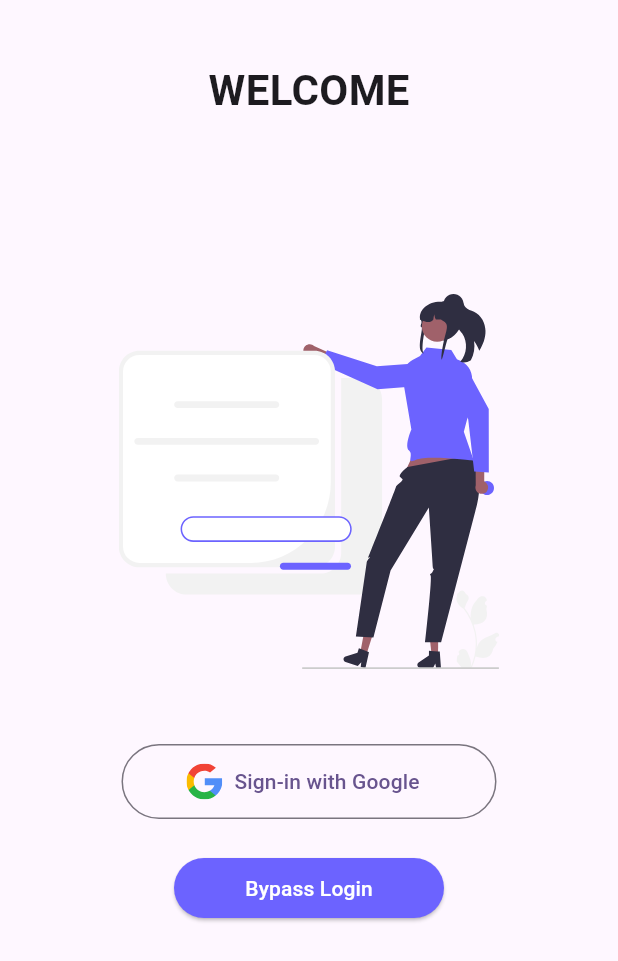
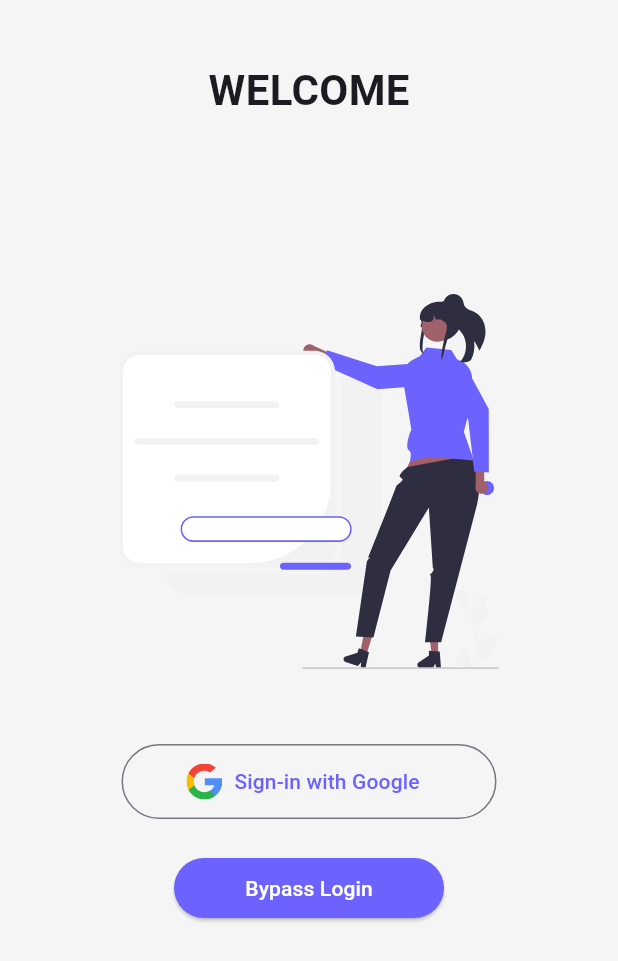
Before and after one commit to VIVIDRON/ace_broadcast, a Flutter app: the screen it shows after launch, after a tap on "Student?", on a phone screen of 412 x 824 dp. Shown: the top 961 px of the screen. Run offline on Flutter 3.47's test engine with Material 3 defaults, Android fonts, the phone set to English and light mode, and no system bars; our stand-ins replace firebase_auth, firebase_core, flutter_svg, google_nav_bar, google_sign_in; accounts and stored records are empty; network calls fail.

Commit message:
main: Add a background color

```diff
--- a/lib/main.dart
+++ b/lib/main.dart
@@ -18,8 +18,16 @@ class MyApp extends StatelessWidget {
       title: 'College Updates',
       debugShowCheckedModeBanner: false,
       theme: ThemeData(
-        colorScheme: ColorScheme.fromSeed(seedColor: Colors.deepPurple),
+        colorScheme: ColorScheme.fromSeed(
+          seedColor: const Color(0xFF6C63FF),
+          primary: const Color(0xFF6C63FF),
+        ),
         useMaterial3: true,
+        scaffoldBackgroundColor: Colors.grey[100],
+        appBarTheme: const AppBarTheme(
+          backgroundColor: Colors.white,
+          elevation: 0,
+        ),
       ),
       home: const SelectionScreen(),
     );
```
